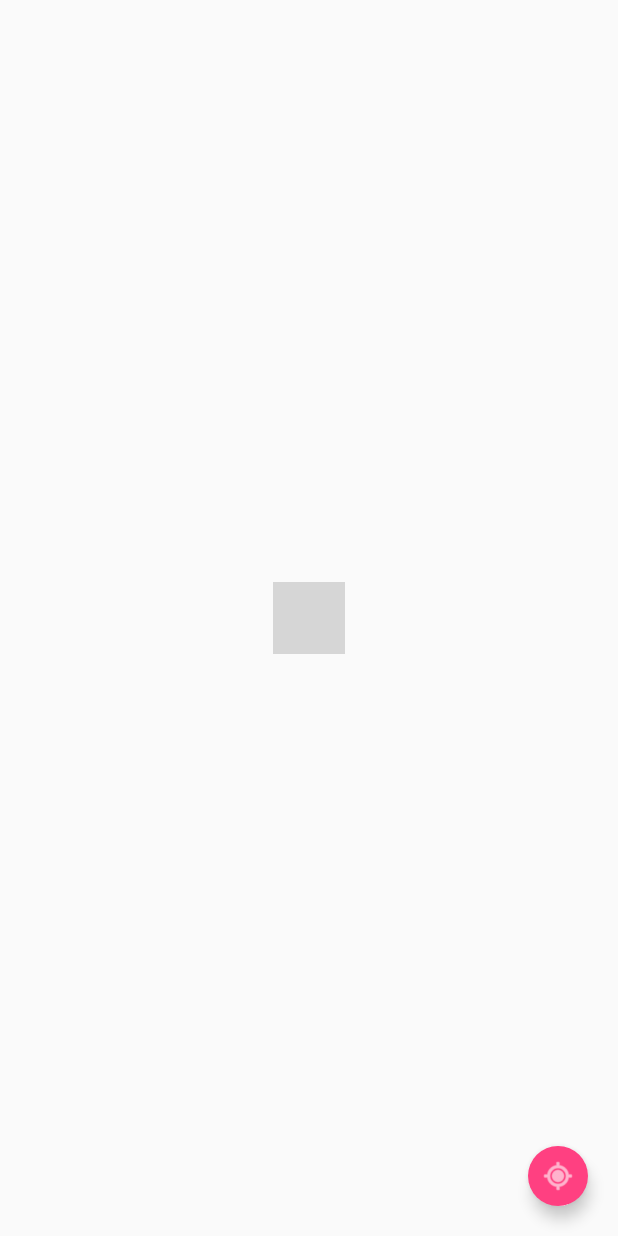
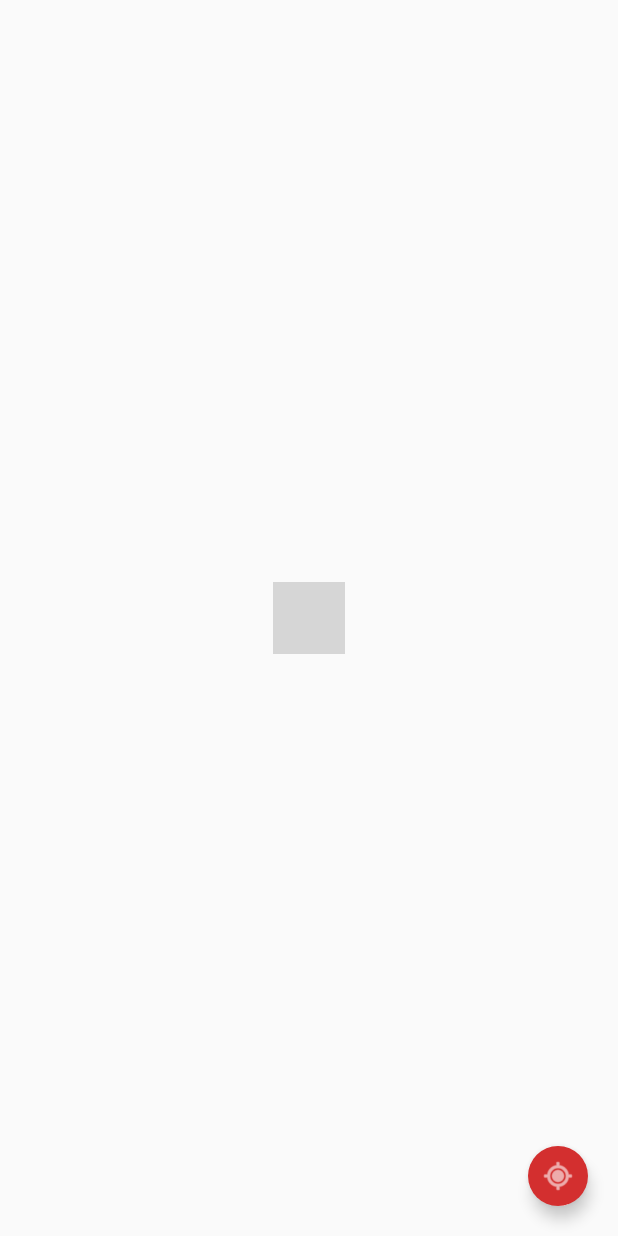
Before and after one commit to aribon/MapSample, an Android app: the layout fragment_mapbox.xml on its own in the app's theme, with its tools: preview values and no code run, on a phone screen of 412 x 824 dp. Run offline under Robolectric (Android 15) with nearby library versions, the phone set to English and light mode, and no system bars; plain views replace MapView; grey boxes are pictures that could not be loaded.

Commit message:
cleaning and styling

```diff
--- a/app/src/main/res/values/colors.xml
+++ b/app/src/main/res/values/colors.xml
@@ -1,6 +1,6 @@
 <?xml version="1.0" encoding="utf-8"?>
 <resources>
-    <color name="colorPrimary">#3F51B5</color>
-    <color name="colorPrimaryDark">#303F9F</color>
-    <color name="colorAccent">#FF4081</color>
+    <color name="colorPrimary">#424242</color>
+    <color name="colorPrimaryDark">#212121</color>
+    <color name="colorAccent">#D32F2F</color>
 </resources>
--- a/app/src/main/res/values/styles.xml
+++ b/app/src/main/res/values/styles.xml
@@ -1,7 +1,7 @@
 <resources>
 
     <!-- Base application theme. -->
-    <style name="AppTheme" parent="Theme.AppCompat.Light.DarkActionBar">
+    <style name="AppTheme" parent="Theme.AppCompat.Light.NoActionBar">
         <!-- Customize your theme here. -->
         <item name="colorPrimary">@color/colorPrimary</item>
         <item name="colorPrimaryDark">@color/colorPrimaryDark</item>
```
